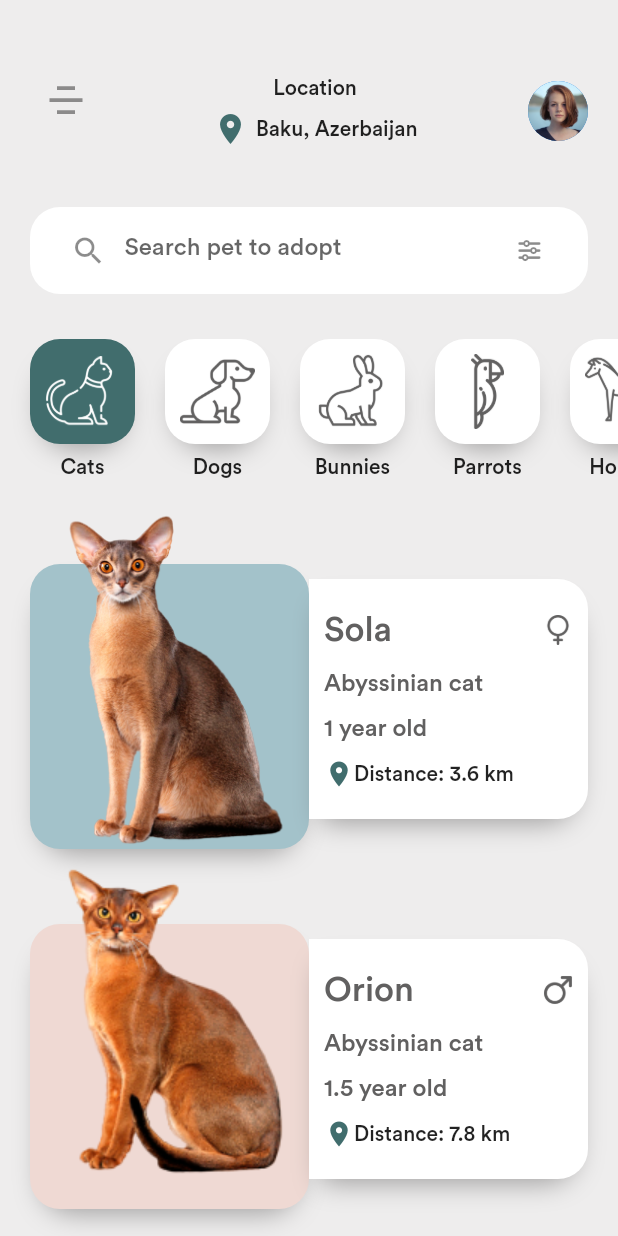
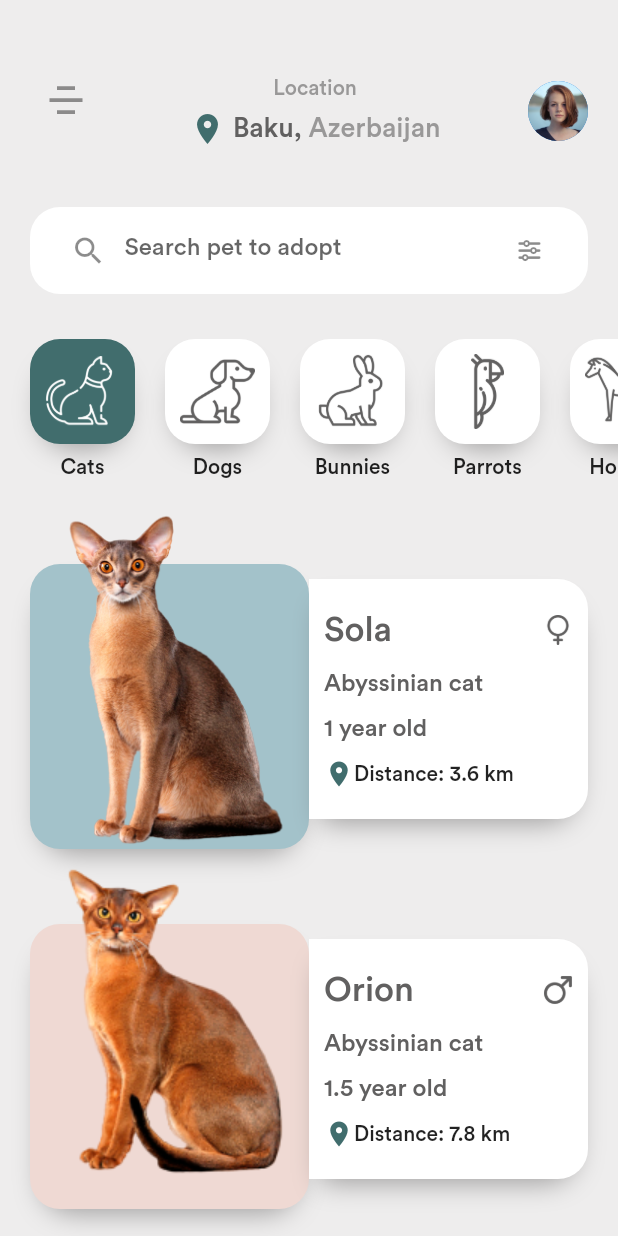
Before and after one commit to aniribe/pet_adopt_store_UI, a Flutter app: the screen it shows after launch, on a phone screen of 412 x 824 dp. Run offline on Flutter 3.47's test engine with Material 2 defaults, Android fonts, the phone set to English and light mode, and no system bars; our stand-ins replace font_awesome_flutter.

Commit message:
LocationSection was changed on MainPartHomePage;

```diff
--- a/lib/config/string_constants.dart
+++ b/lib/config/string_constants.dart
@@ -8,4 +8,7 @@ class StringConstants {
   static const String userName = 'Miroslava Savitskaya';
   static const String settings = 'Settings';
   static const String logout = 'Log out';
+  static const String location = 'Location';
+  static const String city = 'Baku,';
+  static const String country = ' Azerbaijan';
 }
--- a/lib/views/main_part_home/components/location_section.dart
+++ b/lib/views/main_part_home/components/location_section.dart
@@ -2,13 +2,20 @@ import 'package:flutter/cupertino.dart';
 import 'package:flutter/material.dart';
 import 'package:pet_app_ui/config/app_colors.dart';
 import 'package:pet_app_ui/config/app_size.dart';
+import 'package:pet_app_ui/config/string_constants.dart';
 
 class LocationSection extends StatelessWidget {
   @override
   Widget build(BuildContext context) {
     return Column(
       children: [
-        Text('Location'),
+        Text(
+          StringConstants.location,
+          style: TextStyle(
+            color: AppColors.grey700.withOpacity(0.6),
+            fontWeight: FontWeight.w500,
+          ),
+        ),
         verticalSpace(height: 7),
         Row(
           children: [
@@ -17,7 +24,26 @@ class LocationSection extends StatelessWidget {
               color: AppColors.primaryGreen,
             ),
             horizontalSpace(width: 5),
-            Text('Baku, Azerbaijan'),
+            Row(
+              children: [
+                Text(
+                  StringConstants.city,
+                  style: TextStyle(
+                    fontWeight: FontWeight.w500,
+                    color: AppColors.grey700,
+                    fontSize: 18,
+                  ),
+                ),
+                Text(
+                  StringConstants.country,
+                  style: TextStyle(
+                    fontWeight: FontWeight.w500,
+                    color: AppColors.grey700.withOpacity(0.6),
+                    fontSize: 18,
+                  ),
+                ),
+              ],
+            ),
           ],
         ),
       ],
--- a/lib/widgets/menu_button.dart
+++ b/lib/widgets/menu_button.dart
@@ -1,4 +1,3 @@
-import 'package:flutter/cupertino.dart';
 import 'package:flutter/material.dart';
 import 'package:pet_app_ui/config/app_colors.dart';
 import 'package:pet_app_ui/config/app_size.dart';
```
